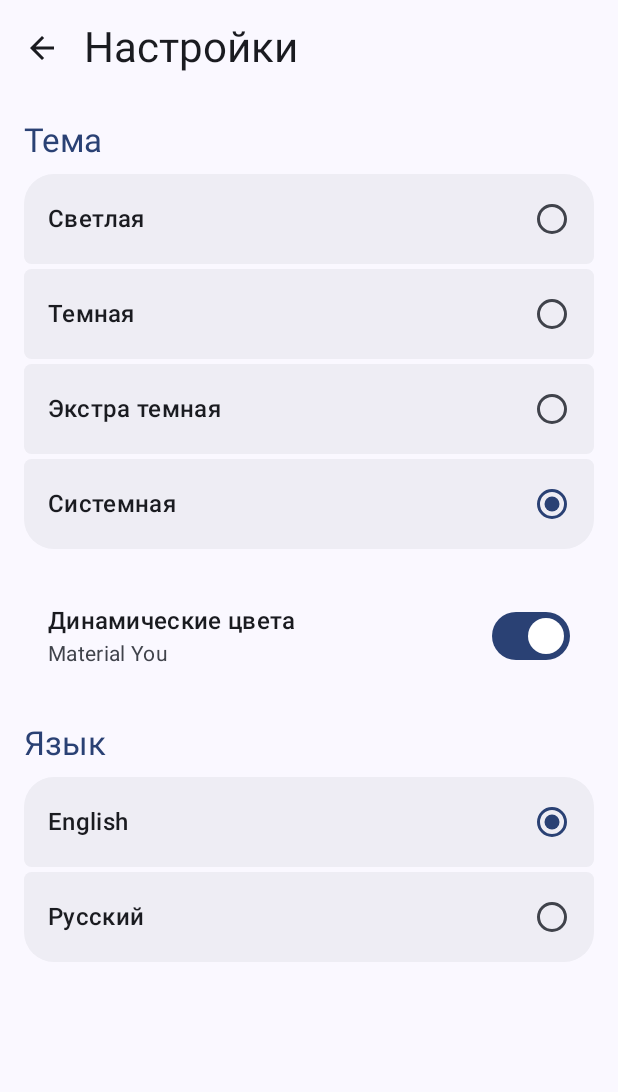
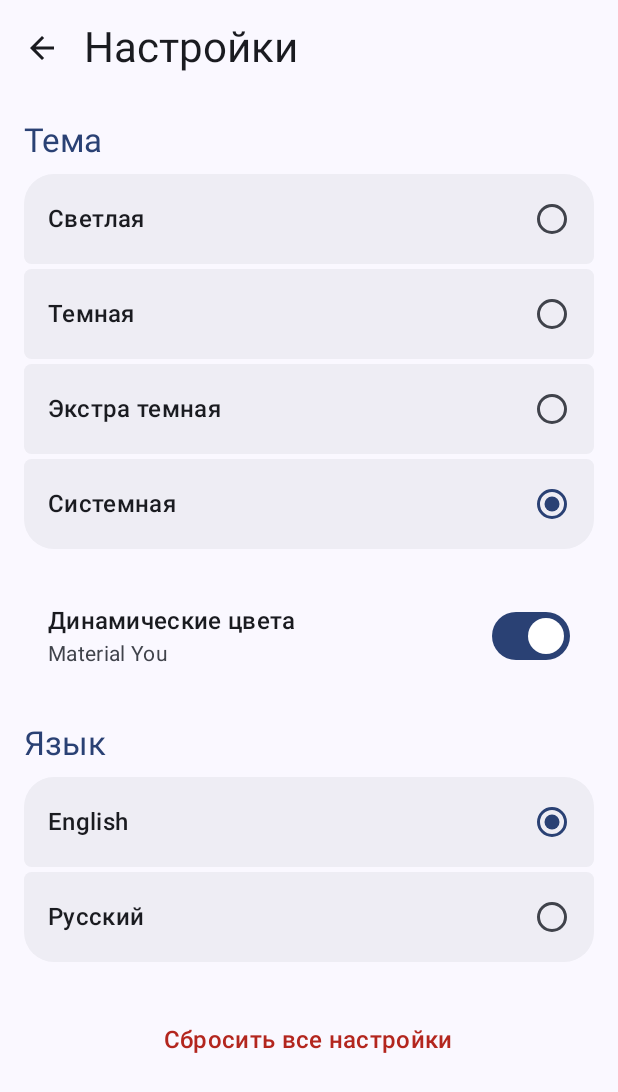
Before and after one commit to imglmd/settings-module, an Android app built with Jetpack Compose: the screen it shows after launch (MainActivity), on a phone screen of 412 x 824 dp. Shown: the top 1092 px of the screen. Run offline under Robolectric (Android 15) with nearby library versions, the phone set to English and light mode, and no system bars.

Commit message:
reset to defaults settings button

```diff
--- a/app/src/main/java/com/kiryha/settingsapp/MainActivity.kt
+++ b/app/src/main/java/com/kiryha/settingsapp/MainActivity.kt
@@ -4,14 +4,18 @@ import android.os.Bundle
 import androidx.activity.ComponentActivity
 import androidx.activity.compose.setContent
 import androidx.activity.enableEdgeToEdge
+import androidx.compose.foundation.background
+import androidx.compose.foundation.layout.Box
 import androidx.compose.foundation.layout.fillMaxSize
 import androidx.compose.foundation.layout.padding
 import androidx.compose.material3.Scaffold
 import androidx.compose.material3.Text
 import androidx.compose.runtime.Composable
 import androidx.compose.ui.Modifier
+import androidx.compose.ui.graphics.Color
 import androidx.compose.ui.tooling.preview.Preview
 import com.kiryha.impl.presentation.SettingsScreen
+import com.kiryha.impl.presentation.SettingsSection
 import com.kiryha.settingsapp.ui.theme.SettingsAppTheme
 
 class MainActivity : ComponentActivity() {
--- a/feature/settings/impl/src/main/java/com/kiryha/impl/di/SettingsModule.kt
+++ b/feature/settings/impl/src/main/java/com/kiryha/impl/di/SettingsModule.kt
@@ -4,6 +4,7 @@ import com.kiryha.api.SettingsRepository
 import com.kiryha.impl.data.SettingsDataStore
 import com.kiryha.impl.data.SettingsRepositoryImpl
 import com.kiryha.impl.domain.ObserveUserSettingsUseCase
+import com.kiryha.impl.domain.ResetToDefaultsUseCase
 import com.kiryha.impl.domain.UpdateDynamicColorUseCase
 import com.kiryha.impl.domain.UpdateLanguageUseCase
 import com.kiryha.impl.domain.UpdateThemeModeUseCase
@@ -24,6 +25,7 @@ val settingsModule = module {
     factory { UpdateThemeModeUseCase(get()) }
     factory { UpdateLanguageUseCase(get()) }
     factory { UpdateDynamicColorUseCase(get()) }
+    factory { ResetToDefaultsUseCase(get()) }
 
     viewModel {
         SettingsViewModel(
@@ -31,6 +33,7 @@ val settingsModule = module {
             updateThemeMode = get(),
             updateLanguage = get(),
             updateDynamicColor = get(),
+            resetToDefaults = get()
         )
     }
 }
--- a/feature/settings/impl/src/main/java/com/kiryha/impl/domain/UseCases.kt
+++ b/feature/settings/impl/src/main/java/com/kiryha/impl/domain/UseCases.kt
@@ -47,3 +47,11 @@ internal class UpdateDynamicColorUseCase(
         repository.setDynamicColorEnabled(enabled)
     }
 }
+
+internal class ResetToDefaultsUseCase(
+    private val repository: SettingsRepository
+){
+    suspend operator fun invoke(){
+        repository.resetToDefaults()
+    }
+}
--- a/feature/settings/impl/src/main/java/com/kiryha/impl/presentation/SettingsScreen.kt
+++ b/feature/settings/impl/src/main/java/com/kiryha/impl/presentation/SettingsScreen.kt
@@ -16,6 +16,7 @@ import androidx.compose.foundation.shape.RoundedCornerShape
 import androidx.compose.foundation.verticalScroll
 import androidx.compose.material.icons.Icons
 import androidx.compose.material.icons.automirrored.filled.ArrowBack
+import androidx.compose.material3.AlertDialog
 import androidx.compose.material3.ExperimentalMaterial3Api
 import androidx.compose.material3.Icon
 import androidx.compose.material3.IconButton
@@ -24,6 +25,7 @@ import androidx.compose.material3.RadioButton
 import androidx.compose.material3.Scaffold
 import androidx.compose.material3.Switch
 import androidx.compose.material3.Text
+import androidx.compose.material3.TextButton
 import androidx.compose.material3.TopAppBar
 import androidx.compose.runtime.Composable
 import androidx.compose.runtime.collectAsState
@@ -45,6 +47,28 @@ fun SettingsScreen(
 ) {
     val viewModel: SettingsViewModel = koinViewModel()
     val settings by viewModel.userSettings.collectAsState()
+
+
+
+    if (viewModel.showResetDialog) {
+        AlertDialog(
+            onDismissRequest = { viewModel.hideResetDialog() },
+            title = { Text("Сбросить настройки?") },
+            text = { Text("Все настройки будут возвращены к значениям по умолчанию. Продолжить?") },
+            confirmButton = {
+                TextButton(
+                    onClick = { viewModel.resetSettings() }
+                ) {
+                    Text("Сбросить", color = MaterialTheme.colorScheme.error)
+                }
+            },
+            dismissButton = {
+                TextButton(onClick = { viewModel.hideResetDialog() }) {
+                    Text("Отмена")
+                }
+            }
+        )
+    }
 
     Scaffold(
         topBar = {
@@ -89,6 +113,22 @@ fun SettingsScreen(
                 LanguageSelection(
                     selectedLanguage = settings.language,
                     onLanguageSelected = { viewModel.onLanguageChanged(it) }
+                )
+            }
+
+            Row(
+                modifier = Modifier
+                    .fillMaxWidth()
+                    .clip(RoundedCornerShape(12.dp))
+                    .clickable { viewModel.showResetDialog() }
+                    .padding(vertical = 16.dp, horizontal = 16.dp),
+                horizontalArrangement = Arrangement.Center,
+                verticalAlignment = Alignment.CenterVertically
+            ) {
+                Text(
+                    text = "Сбросить все настройки",
+                    color = MaterialTheme.colorScheme.error,
+                    style = MaterialTheme.typography.titleMedium
                 )
             }
         }
--- a/feature/settings/impl/src/main/java/com/kiryha/impl/presentation/SettingsViewModel.kt
+++ b/feature/settings/impl/src/main/java/com/kiryha/impl/presentation/SettingsViewModel.kt
@@ -1,11 +1,15 @@
 package com.kiryha.impl.presentation
 
+import androidx.compose.runtime.getValue
+import androidx.compose.runtime.mutableStateOf
+import androidx.compose.runtime.setValue
 import androidx.lifecycle.ViewModel
 import androidx.lifecycle.viewModelScope
 import com.kiryha.api.AppLanguage
 import com.kiryha.api.ThemeMode
 import com.kiryha.api.UserSettings
 import com.kiryha.impl.domain.ObserveUserSettingsUseCase
+import com.kiryha.impl.domain.ResetToDefaultsUseCase
 import com.kiryha.impl.domain.UpdateDynamicColorUseCase
 import com.kiryha.impl.domain.UpdateLanguageUseCase
 import com.kiryha.impl.domain.UpdateThemeModeUseCase
@@ -19,7 +23,11 @@ internal class SettingsViewModel(
     private val updateThemeMode: UpdateThemeModeUseCase,
     private val updateLanguage: UpdateLanguageUseCase,
     private val updateDynamicColor: UpdateDynamicColorUseCase,
+    private val resetToDefaults: ResetToDefaultsUseCase
 ) : ViewModel() {
+
+    var showResetDialog by mutableStateOf(false)
+        private set
 
     val userSettings: StateFlow<UserSettings> = observeUserSettings()
         .stateIn(
@@ -45,4 +53,19 @@ internal class SettingsViewModel(
             updateDynamicColor(enabled)
         }
     }
+
+    fun showResetDialog() {
+        showResetDialog = true
+    }
+
+    fun hideResetDialog() {
+        showResetDialog = false
+    }
+
+    fun resetSettings(){
+        viewModelScope.launch {
+            resetToDefaults()
+            hideResetDialog()
+        }
+    }
 }
--- a/gradle/libs.versions.toml
+++ b/gradle/libs.versions.toml
@@ -5,6 +5,7 @@ coreKtx = "1.17.0"
 junit = "4.13.2"
 junitVersion = "1.3.0"
 espressoCore = "3.7.0"
+kotlinxCoroutinesCore = "1.10.2"
 lifecycleRuntimeKtx = "2.10.0"
 activityCompose = "1.12.0"
 composeBom = "2024.09.00"
@@ -30,6 +31,7 @@ androidx-compose-ui-test-manifest = { group = "androidx.compose.ui", name = "ui-
 androidx-compose-ui-test-junit4 = { group = "androidx.compose.ui", name = "ui-test-junit4" }
 androidx-compose-material3 = { group = "androidx.compose.material3", name = "material3" }
 androidx-appcompat = { group = "androidx.appcompat", name = "appcompat", version.ref = "appcompat" }
+kotlinx-coroutines-core = { module = "org.jetbrains.kotlinx:kotlinx-coroutines-core", version.ref = "kotlinxCoroutinesCore" }
 material = { group = "com.google.android.material", name = "material", version.ref = "material" }
 
 koin-bom = { module = "io.insert-koin:koin-bom", version.ref = "koin" }
```
Also changed, not shown: feature/settings/api/build.gradle.kts (+1 -7 lines).
